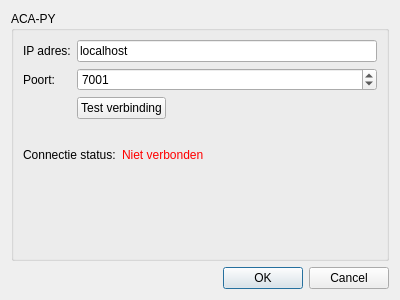
First picture: the form in ui/settings.ui, repository blu3beri/MNNU-Desktop, before the edit.
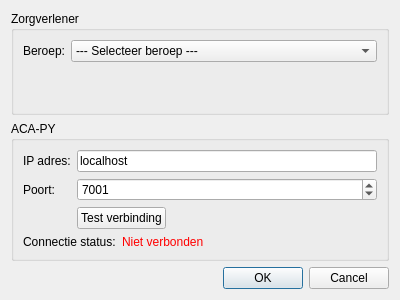
Second picture: the form after the edit.

Commit message: Added profession selection box inside settings dialog

```diff
--- a/ui/settings.ui
+++ b/ui/settings.ui
@@ -14,7 +14,57 @@
    <string>MNNU-Desktop instellingen</string>
   </property>
   <layout class="QGridLayout" name="gridLayout">
-   <item row="1" column="0">
+   <item row="0" column="0">
+    <widget class="QGroupBox" name="professionGroupBox">
+     <property name="title">
+      <string>Zorgverlener</string>
+     </property>
+     <layout class="QFormLayout" name="formLayout_3">
+      <item row="0" column="0">
+       <widget class="QLabel" name="professionLabel">
+        <property name="text">
+         <string>Beroep:</string>
+        </property>
+       </widget>
+      </item>
+      <item row="0" column="1">
+       <widget class="QComboBox" name="professionComboBox">
+        <item>
+         <property name="text">
+          <string>--- Selecteer beroep ---</string>
+         </property>
+        </item>
+        <item>
+         <property name="text">
+          <string>CVA verpleegkundige</string>
+         </property>
+        </item>
+        <item>
+         <property name="text">
+          <string>Ergotherapeut</string>
+         </property>
+        </item>
+        <item>
+         <property name="text">
+          <string>Fysiotherapeut</string>
+         </property>
+        </item>
+        <item>
+         <property name="text">
+          <string>Logopedist</string>
+         </property>
+        </item>
+        <item>
+         <property name="text">
+          <string>Maatschappelijk werker</string>
+         </property>
+        </item>
+       </widget>
+      </item>
+     </layout>
+    </widget>
+   </item>
+   <item row="2" column="0">
     <widget class="QDialogButtonBox" name="buttonBox">
      <property name="orientation">
       <enum>Qt::Horizontal</enum>
@@ -24,7 +74,7 @@
      </property>
     </widget>
    </item>
-   <item row="0" column="0">
+   <item row="1" column="0">
     <widget class="QGroupBox" name="groupBox">
      <property name="title">
       <string>ACA-PY</string>
```
